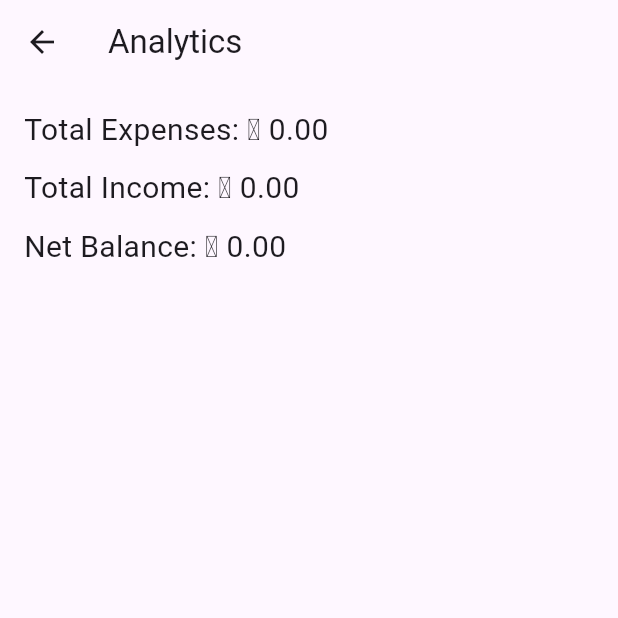
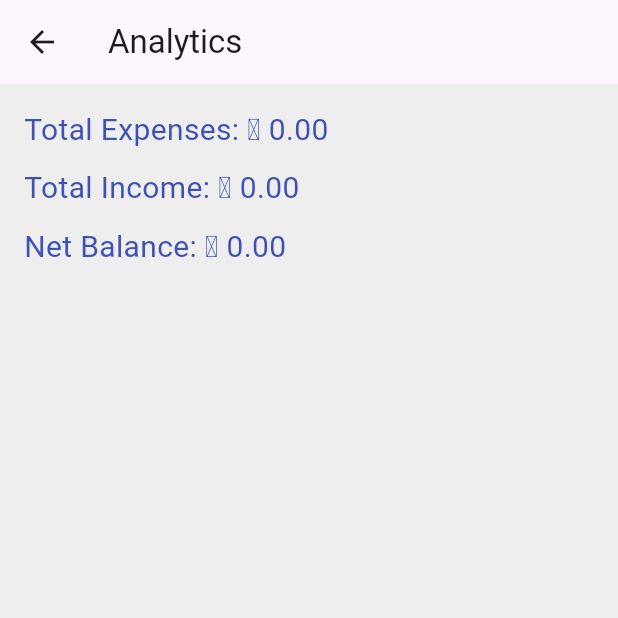
Before and after one commit to Assel04/Expense_Tracker, a Flutter app: the screen it shows after launch, after a tap on the "analytics" icon, on a phone screen of 412 x 824 dp, the top half of it. Run offline on Flutter 3.47's test engine with Material 3 defaults, Android fonts, the phone set to English and light mode, and no system bars; network calls fail.

```diff
--- /dev/null
+++ b/lib/bank_api.dart
@@ -0,0 +1,38 @@
+import 'package:http/http.dart' as http;
+import 'dart:convert';
+
+// Fetch transactions from Kaspi Bank API
+Future<void> fetchKaspiTransactions() async {
+  String kaspiApiUrl = 'https://kaspi.kz/';
+  try {
+    final response = await http.get(Uri.parse(kaspiApiUrl));
+    if (response.statusCode == 200) {
+      // Parse and process transaction data from response
+      var jsonData = json.decode(response.body);
+      // Process the data accordingly
+    } else {
+      throw Exception('Failed to load Kaspi Bank transactions');
+    }
+  } catch (e) {
+    print('Error fetching Kaspi Bank transactions: $e');
+    throw Exception('Failed to load Kaspi Bank transactions');
+  }
+}
+
+// Fetch transactions from Halik Bank API
+Future<void> fetchHalikTransactions() async {
+  String halikApiUrl = 'https://halykbank.kz/';
+  try {
+    final response = await http.get(Uri.parse(halikApiUrl));
+    if (response.statusCode == 200) {
+      // Parse and process transaction data from response
+      var jsonData = json.decode(response.body);
+      // Process the data accordingly
+    } else {
+      throw Exception('Failed to load Halik Bank transactions');
+    }
+  } catch (e) {
+    print('Error fetching Halik Bank transactions: $e');
+    throw Exception('Failed to load Halik Bank transactions');
+  }
+}
--- a/lib/constants.dart
+++ b/lib/constants.dart
@@ -1 +1,2 @@
 const String apiUrl = 'https://jsonplaceholder.typicode.com/posts';
+const String analyticsApiUrl = 'https://api.example.com/analytics';
--- a/lib/expense_category.dart
+++ b/lib/expense_category.dart
@@ -1,12 +1,22 @@
 class ExpenseCategory {
   final String name;
 
-  ExpenseCategory(this.name);
+  const ExpenseCategory(this.name);
+
+  // Список категорий расходов
+  static const List<ExpenseCategory> expenseCategories = [
+    ExpenseCategory('Food'),
+    ExpenseCategory('Transport'),
+    ExpenseCategory('Entertainment'),
+    ExpenseCategory('Utilities'),
+  ];
+
+  // Метод для получения имени категории по индексу
+  static String getCategoryName(int index) {
+    if (index >= 0 && index < expenseCategories.length) {
+      return expenseCategories[index].name;
+    } else {
+      return '';
+    }
+  }
 }
-
-List<ExpenseCategory> expenseCategories = [
-  ExpenseCategory('Food'),
-  ExpenseCategory('Transport'),
-  ExpenseCategory('Entertainment'),
-  ExpenseCategory('Utilities'),
-];
--- a/lib/main.dart
+++ b/lib/main.dart
@@ -4,6 +4,7 @@ import 'dart:convert';
 import 'package:provider/provider.dart';
 import 'constants.dart';
 import 'expense_category.dart';
+import 'bank_api.dart';
 
 void main() => runApp(ExpenseTrackerApp());
 
@@ -39,6 +40,8 @@ class ExpenseTrackerViewModel extends ChangeNotifier {
 
   ExpenseTrackerViewModel() {
     fetchTransactions();
+    fetchKaspiTransactions();
+    fetchHalikTransactions();
   }
 
   // Fetch transactions from API
@@ -144,7 +147,7 @@ class ExpenseTrackerApp extends StatelessWidget {
       child: MaterialApp(
         title: 'Expense Tracker',
         theme: ThemeData(
-          primarySwatch: Colors.blue,
+          primarySwatch: Colors.indigo,
           fontFamily: 'Roboto',
         ),
         initialRoute: '/',
@@ -174,9 +177,11 @@ class ExpenseTrackerHomePage extends StatelessWidget {
             crossAxisAlignment: CrossAxisAlignment.stretch,
             children: <Widget>[
                             // Balance section
+              // В ExpenseTrackerHomePage:
+              // Обновление стиля для текста
               Text(
                 'Balance',
-                style: TextStyle(fontSize: 20.0, fontWeight: FontWeight.bold),
+                style: TextStyle(fontSize: 20.0, fontWeight: FontWeight.bold, color: Colors.indigo),
               ),
               Text(
                 '₸ ${viewModel.balance.toStringAsFixed(2)}',
@@ -200,7 +205,7 @@ class ExpenseTrackerHomePage extends StatelessWidget {
                   ),
                   // Generate dropdown items for expense categories
                   for (var category in ExpenseCategory.expenseCategories)
-                    DropdownMenuItem(
+                    DropdownMenuItem<ExpenseCategory>(
                       value: category,
                       child: Text(category.name),
                     ),
@@ -433,6 +438,7 @@ class AnalyticsPage extends StatelessWidget {
   appBar: AppBar(
     title: Text('Analytics'),
   ),
+  backgroundColor: Colors.grey[200], // Изменение фона
   body: SingleChildScrollView(
     child: Container(
       padding: EdgeInsets.all(16.0),
@@ -441,17 +447,17 @@ class AnalyticsPage extends StatelessWidget {
         children: <Widget>[
           Text(
             'Total Expenses: ₸ ${totalExpenses.toStringAsFixed(2)}',
-                style: TextStyle(fontSize: 20.0),
+            style: TextStyle(fontSize: 20.0, color: Colors.indigo),
           ),
           SizedBox(height: 10.0),
           Text(
             'Total Income: ₸ ${totalIncome.toStringAsFixed(2)}',
-                style: TextStyle(fontSize: 20.0),
+            style: TextStyle(fontSize: 20.0, color: Colors.indigo),
           ),
           SizedBox(height: 10.0),
           Text(
             'Net Balance: ₸ ${netBalance.toStringAsFixed(2)}',
-                style: TextStyle(fontSize: 20.0),
+            style: TextStyle(fontSize: 20.0, color: Colors.indigo),
           ),
           SizedBox(height: 20.0),
           // Additional analytics widgets can be added here
@@ -462,22 +468,3 @@ class AnalyticsPage extends StatelessWidget {
 );
 }
 }
-
-const String apiUrl = 'https://jsonplaceholder.typicode.com/posts';
-const String analyticsApiUrl = 'https://api.example.com/analytics';
-
-
-// Expense category class
-class ExpenseCategory {
-  final String name;
-
-  const ExpenseCategory(this.name);
-
-  // List of expense categories
-  static const List<ExpenseCategory> expenseCategories = [
-    ExpenseCategory('Food'),
-    ExpenseCategory('Transport'),
-    ExpenseCategory('Entertainment'),
-    ExpenseCategory('Utilities'),
-  ];
-}
--- a/pubspec.yaml
+++ b/pubspec.yaml
@@ -9,9 +9,11 @@ environment:
 dependencies:
   flutter:
     sdk: flutter
-  provider: ^5.0.0
+  provider: 6.1.2
   http: ^0.13.3
   cupertino_icons: ^1.0.6
+  flutter_bloc: ^8.0.1
+  fl_chart: ^0.36.0
 
 dev_dependencies:
   flutter_test:
@@ -19,5 +21,4 @@ dev_dependencies:
   flutter_lints: ^3.0.0
 
 flutter:
-
   uses-material-design: true
```
Also changed, not shown: pubspec.lock. Lines whose indentation alone changed are shown as unchanged.
